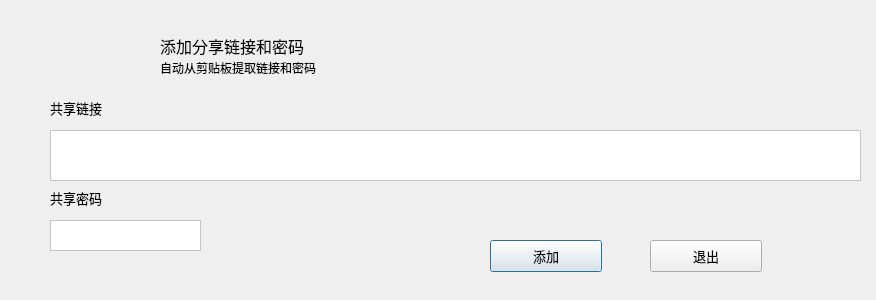
Above: add_link_dialog.ui from cloudfirst/bigFileTool before the change. Below: the same form after it.
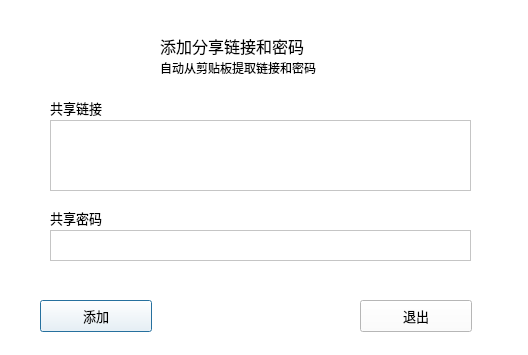
That is the form after the change. Icons and pictures are not drawn.

What changed in the file:
```diff
--- a/add_link_dialog.ui
+++ b/add_link_dialog.ui
@@ -6,12 +6,15 @@
    <rect>
     <x>0</x>
     <y>0</y>
-    <width>876</width>
-    <height>300</height>
+    <width>528</width>
+    <height>355</height>
    </rect>
   </property>
   <property name="windowTitle">
-   <string>Dialog</string>
+   <string>添加共享链接</string>
+  </property>
+  <property name="styleSheet">
+   <string notr="true">background-color: white</string>
   </property>
   <widget class="QLabel" name="label_5">
    <property name="geometry">
@@ -74,7 +77,7 @@
    <property name="geometry">
     <rect>
      <x>50</x>
-     <y>190</y>
+     <y>210</y>
      <width>58</width>
      <height>16</height>
     </rect>
@@ -111,8 +114,8 @@
   <widget class="QPushButton" name="bt_add">
    <property name="geometry">
     <rect>
-     <x>490</x>
-     <y>240</y>
+     <x>40</x>
+     <y>300</y>
      <width>112</width>
      <height>32</height>
     </rect>
@@ -130,8 +133,8 @@
   <widget class="QPushButton" name="bt_quit">
    <property name="geometry">
     <rect>
-     <x>650</x>
-     <y>240</y>
+     <x>360</x>
+     <y>300</y>
      <width>112</width>
      <height>32</height>
     </rect>
@@ -150,9 +153,9 @@
    <property name="geometry">
     <rect>
      <x>50</x>
-     <y>130</y>
-     <width>811</width>
-     <height>51</height>
+     <y>120</y>
+     <width>421</width>
+     <height>71</height>
     </rect>
    </property>
    <property name="font">
@@ -168,8 +171,8 @@
    <property name="geometry">
     <rect>
      <x>50</x>
-     <y>220</y>
-     <width>151</width>
+     <y>230</y>
+     <width>421</width>
      <height>31</height>
     </rect>
    </property>
```
